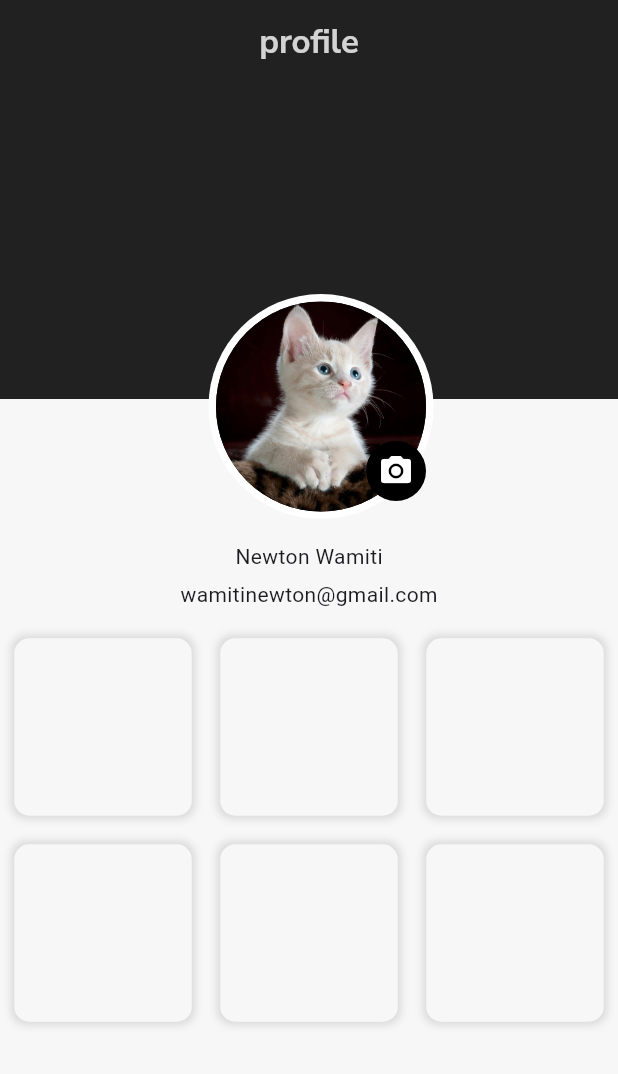
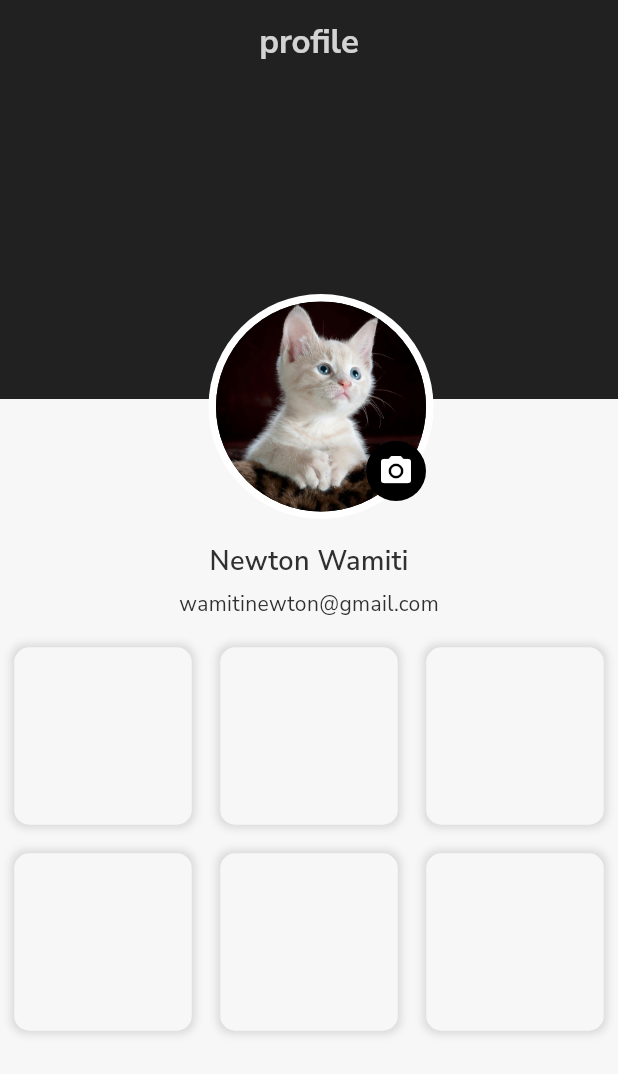
Before and after one commit to Wamitinewton/flexfit, a Flutter app: the ProfileScreen screen opened directly, on a phone screen of 412 x 824 dp. Shown: the top 1074 px of the screen. Run offline on Flutter 3.47's test engine with Material 3 defaults, Android fonts, the phone set to English and light mode, and no system bars; our stand-ins replace dots_indicator, flutter_easyloading, geocoding, geolocator, get, google_maps_flutter and 1 more; missing offline and left inert: calendar_slider, clippy_flutter, flutter_polyline_points; accounts and stored records are empty.

Commit message:
edit profile

```diff
--- a/lib/src/presentation/profile/profile.dart
+++ b/lib/src/presentation/profile/profile.dart
@@ -53,11 +53,15 @@ class _ProfileScreenState extends State<ProfileScreen> {
                               const SizedBox(
                                 height: 95,
                               ),
-                              const Text('Newton Wamiti'),
+                              const Text('Newton Wamiti',
+                                  style: kNunitoSansSemiBold18),
                               const SizedBox(
                                 height: 5,
                               ),
-                              const Text('wamitinewton@gmail.com'),
+                              const Text(
+                                'wamitinewton@gmail.com',
+                                style: kNunitoSans14,
+                              ),
                               const SizedBox(
                                 height: 10,
                               ),
```
Also changed, not shown: lib/src/presentation/profile/edit_profile.dart (added), 1 other file.
